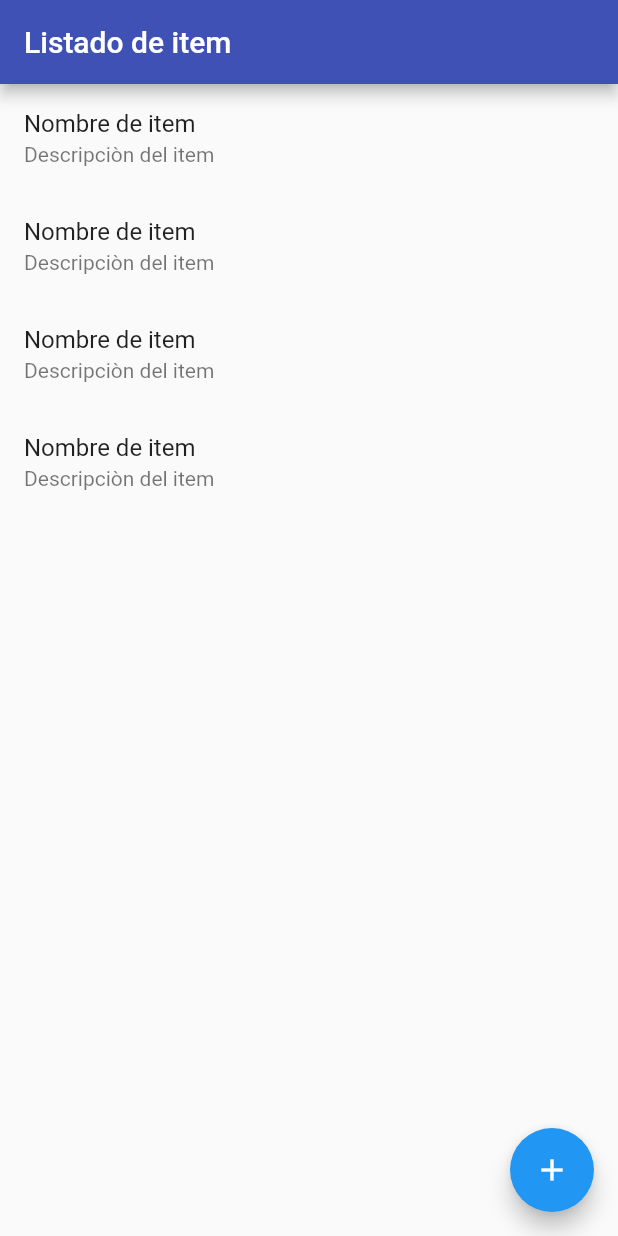
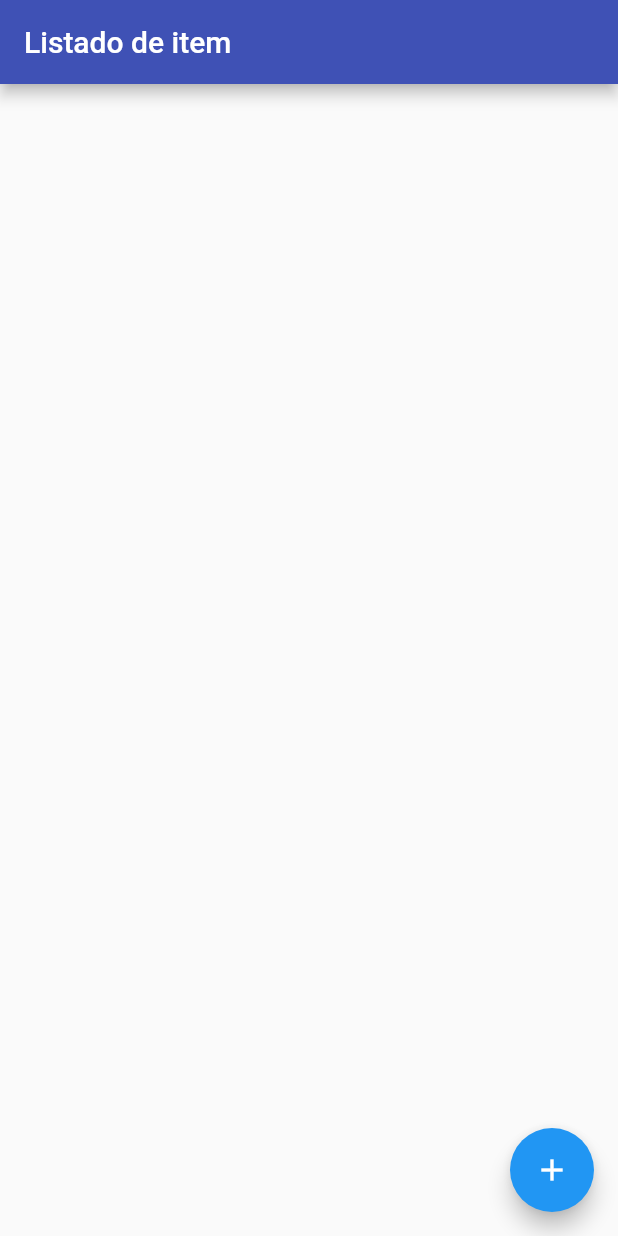
Before and after one commit to Eli010/codigo6_states, a Flutter app: the screen it shows after launch, on a phone screen of 412 x 824 dp. Run offline on Flutter 3.47's test engine with Material 2 defaults, Android fonts, the phone set to English and light mode, and no system bars.

Commit message:
registro de persona y mostrar en el home basic

```diff
--- a/lib/main.dart
+++ b/lib/main.dart
@@ -1,5 +1,8 @@
 import 'package:codigo6_states/pages/home_page.dart';
+import 'package:codigo6_states/providers/example_provider.dart';
+import 'package:codigo6_states/providers/person_provider.dart';
 import 'package:flutter/material.dart';
+import 'package:provider/provider.dart';
 
 void main() => runApp(const MyApp());
 
@@ -8,10 +11,15 @@ class MyApp extends StatelessWidget {
 
   @override
   Widget build(BuildContext context) {
-    return const MaterialApp(
-      debugShowCheckedModeBanner: false,
-      title: 'Provider App',
-      home: HomePage(),
-    );
+    return MultiProvider(
+        providers: [
+          ChangeNotifierProvider(create: (context) => PersonProvider()),
+          ChangeNotifierProvider(create: (context) => ExampleProvider())
+        ],
+        child: const MaterialApp(
+          debugShowCheckedModeBanner: false,
+          title: 'Provider App',
+          home: HomePage(),
+        ));
   }
 }
--- a/lib/pages/home_page.dart
+++ b/lib/pages/home_page.dart
@@ -1,11 +1,16 @@
 import 'package:codigo6_states/pages/register_page.dart';
+import 'package:codigo6_states/providers/example_provider.dart';
+import 'package:codigo6_states/providers/person_provider.dart';
 import 'package:flutter/material.dart';
+import 'package:provider/provider.dart';
 
 class HomePage extends StatelessWidget {
   const HomePage({super.key});
 
   @override
   Widget build(BuildContext context) {
+    ExampleProvider exampleProvider = Provider.of<ExampleProvider>(context);
+    PersonProvider personProvider = Provider.of<PersonProvider>(context);
     return Scaffold(
         appBar: AppBar(
           backgroundColor: Colors.indigo,
@@ -21,25 +26,20 @@ class HomePage extends StatelessWidget {
           },
           child: const Icon(Icons.add),
         ),
-        body: ListView(
-          children: const [
-            ListTile(
-              title: Text("Nombre de item"),
-              subtitle: Text("Descripciòn del item"),
-            ),
-            ListTile(
-              title: Text("Nombre de item"),
-              subtitle: Text("Descripciòn del item"),
-            ),
-            ListTile(
-              title: Text("Nombre de item"),
-              subtitle: Text("Descripciòn del item"),
-            ),
-            ListTile(
-              title: Text("Nombre de item"),
-              subtitle: Text("Descripciòn del item"),
-            ),
-          ],
+        body: ListView.builder(
+          itemCount: personProvider.people.length,
+          itemBuilder: (context, index) {
+            return ListTile(
+              title: Text(personProvider.people[index]),
+              subtitle: const Text("Descripciòn del item"),
+            );
+          },
+          // children: [
+
+          //   Text(exampleProvider.contador.toString()
+          //       // context.watch<ExampleProvider>().contador.toString(),
+          //       ),
+          // ],
         ));
   }
 }
--- /dev/null
+++ b/lib/providers/example_provider.dart
@@ -0,0 +1,14 @@
+import 'package:flutter/material.dart';
+
+class ExampleProvider extends ChangeNotifier {
+  int contador = 0;
+  cambiarContador(int valor) {
+    contador = valor;
+    notifyListeners();
+  }
+
+  agregarContador() {
+    contador++;
+    notifyListeners();
+  }
+}
--- /dev/null
+++ b/lib/providers/person_provider.dart
@@ -0,0 +1,9 @@
+import 'package:flutter/material.dart';
+
+class PersonProvider extends ChangeNotifier {
+  List people = [];
+  addPersons(String person) {
+    people.add(person);
+    notifyListeners();
+  }
+}
```
Also changed, not shown: lib/pages/register_page.dart (+24 -5 lines), pubspec.yaml (+4 -12 lines), pubspec.lock.
